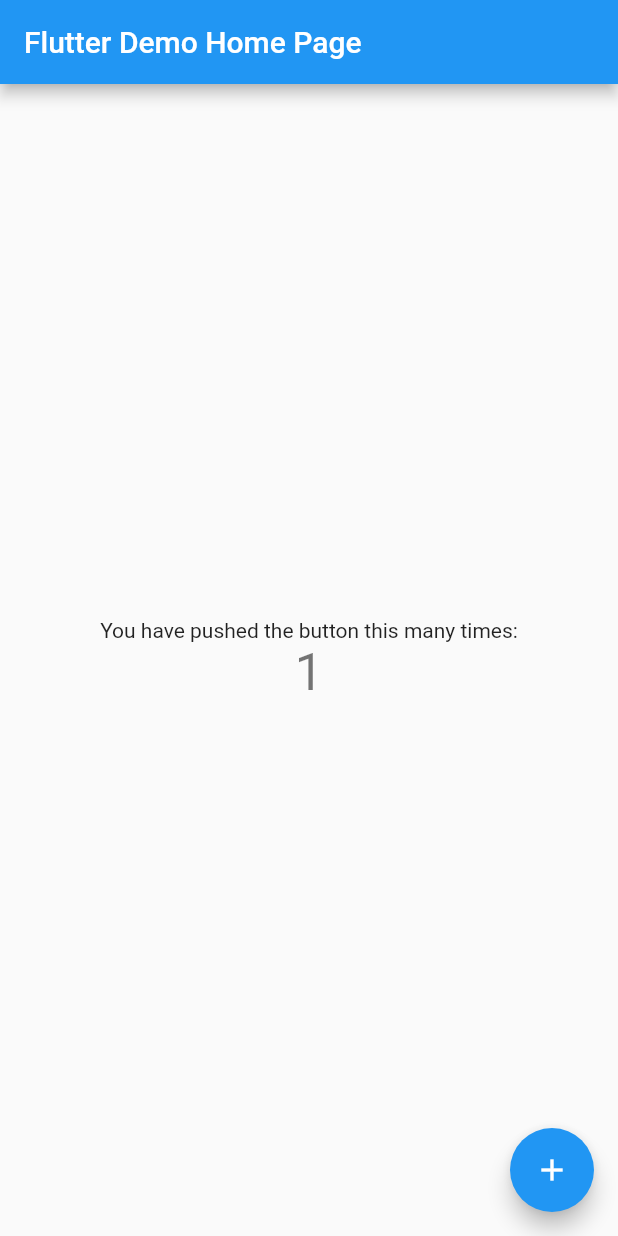
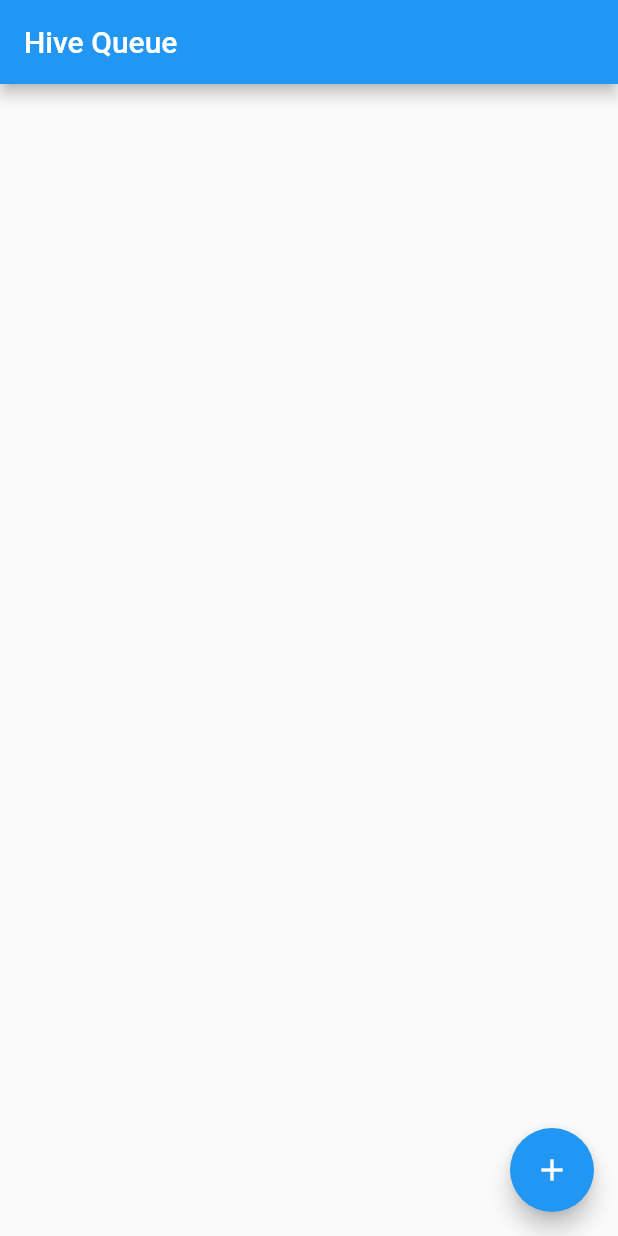
Before and after one commit to ProjectAJ14/flutter_hive_queue, a Flutter app: the screen it shows after launch, after a tap on the "add" icon, on a phone screen of 412 x 824 dp. Run offline on Flutter 3.47's test engine with Material 2 defaults, Android fonts, the phone set to English and light mode, and no system bars; our stand-ins replace hive, hive_flutter, image_picker; missing offline and left inert: filesize; accounts and stored records are empty.

Commit message:
Hive Queue - Added hive Object CRUD

```diff
--- a/lib/main.dart
+++ b/lib/main.dart
@@ -1,115 +1,137 @@
+import 'dart:io';
+
+import 'package:filesize/filesize.dart';
 import 'package:flutter/material.dart';
+import 'package:hive_flutter/hive_flutter.dart';
+import 'package:image_picker/image_picker.dart';
+import 'package:path/path.dart' as package_path;
+import 'package:path_provider/path_provider.dart';
 
-void main() {
+import 'models/queue_object.dart';
+
+void main() async {
+  await Hive.initFlutter();
+  Hive.registerAdapter(QueueObjectAdapter());
+
   runApp(const MyApp());
 }
 
 class MyApp extends StatelessWidget {
   const MyApp({Key? key}) : super(key: key);
 
-  // This widget is the root of your application.
   @override
   Widget build(BuildContext context) {
     return MaterialApp(
       title: 'Flutter Demo',
       theme: ThemeData(
-        // This is the theme of your application.
-        //
-        // Try running your application with "flutter run". You'll see the
-        // application has a blue toolbar. Then, without quitting the app, try
-        // changing the primarySwatch below to Colors.green and then invoke
-        // "hot reload" (press "r" in the console where you ran "flutter run",
-        // or simply save your changes to "hot reload" in a Flutter IDE).
-        // Notice that the counter didn't reset back to zero; the application
-        // is not restarted.
         primarySwatch: Colors.blue,
       ),
-      home: const MyHomePage(title: 'Flutter Demo Home Page'),
+      home: const MyHomePage(),
     );
   }
 }
 
 class MyHomePage extends StatefulWidget {
-  const MyHomePage({Key? key, required this.title}) : super(key: key);
-
-  // This widget is the home page of your application. It is stateful, meaning
-  // that it has a State object (defined below) that contains fields that affect
-  // how it looks.
-
-  // This class is the configuration for the state. It holds the values (in this
-  // case the title) provided by the parent (in this case the App widget) and
-  // used by the build method of the State. Fields in a Widget subclass are
-  // always marked "final".
-
-  final String title;
+  const MyHomePage({Key? key}) : super(key: key);
 
   @override
   State<MyHomePage> createState() => _MyHomePageState();
 }
 
 class _MyHomePageState extends State<MyHomePage> {
-  int _counter = 0;
+  @override
+  Widget build(BuildContext context) {
+    return Scaffold(
+      appBar: AppBar(
+        title: const Text('Hive Queue'),
+      ),
+      body: FutureBuilder<Box<QueueObject>>(
+        future: Hive.openBox<QueueObject>('QueueObject'),
+        builder: (context, snapshot) {
+          if (snapshot.hasData && snapshot.data != null) {
+            return ValueListenableBuilder(
+              valueListenable: snapshot.data!.listenable(),
+              builder: (BuildContext context, box, Widget? child) {
+                if (box is Box<QueueObject>) {
+                  final List<QueueObject> queue = box.values.toList();
 
-  void _incrementCounter() {
-    setState(() {
-      // This call to setState tells the Flutter framework that something has
-      // changed in this State, which causes it to rerun the build method below
-      // so that the display can reflect the updated values. If we changed
-      // _counter without calling setState(), then the build method would not be
-      // called again, and so nothing would appear to happen.
-      _counter++;
-    });
+                  return ListView.builder(
+                    itemCount: queue.length,
+                    itemBuilder: (BuildContext context, int index) {
+                      final QueueObject queueObject = queue.elementAt(index);
+
+                      final subtitle = 'Status : ${queueObject.statusText}'
+                          '\nMessage : ${queueObject.message}'
+                          '\nSize : ${filesize(queueObject.size)}';
+
+                      return ListTile(
+                        leading: Image.file(File(queueObject.path)),
+                        title: Text(queueObject.name),
+                        subtitle: Text(subtitle),
+                        onTap: () async {
+                          //delete the object
+                          await box.deleteAt(index);
+                        },
+                        onLongPress: () async {
+                          //update the object
+                          final QueueObject queueObject =
+                              queue.elementAt(index);
+
+                          queueObject.status = 2;
+                          box.put(queueObject.id, queueObject);
+                        },
+                      );
+                    },
+                  );
+                }
+
+                return const Center(
+                  child: CircularProgressIndicator(),
+                );
+              },
+            );
+          }
+          return const Center(child: CircularProgressIndicator());
+        },
+      ),
+      floatingActionButton: FloatingActionButton(
+        child: const Icon(Icons.add),
+        onPressed: () async {
+          final ImagePicker _picker = ImagePicker();
+
+          final XFile? _file = await _picker.pickImage(
+            source: ImageSource.gallery,
+            imageQuality: 50,
+          );
+          // Save the image to phone storage.
+          if (_file != null) {
+            final path = await copyFileToLocal(File(_file.path));
+            String basename = package_path.basename(_file.path);
+
+            final box = await Hive.openBox<QueueObject>('QueueObject');
+            QueueObject queueObject = QueueObject();
+            queueObject.id = '${box.values.length + 1}';
+            queueObject.name = basename;
+            queueObject.message =
+                'This is a message for file ${queueObject.id}';
+            queueObject.status = 0;
+            queueObject.size = await _file.length();
+            queueObject.path = path;
+            queueObject.type = 'image';
+            box.put(queueObject.id, queueObject);
+          }
+        },
+      ),
+    );
   }
 
-  @override
-  Widget build(BuildContext context) {
-    // This method is rerun every time setState is called, for instance as done
-    // by the _incrementCounter method above.
-    //
-    // The Flutter framework has been optimized to make rerunning build methods
-    // fast, so that you can just rebuild anything that needs updating rather
-    // than having to individually change instances of widgets.
-    return Scaffold(
-      appBar: AppBar(
-        // Here we take the value from the MyHomePage object that was created by
-        // the App.build method, and use it to set our appbar title.
-        title: Text(widget.title),
-      ),
-      body: Center(
-        // Center is a layout widget. It takes a single child and positions it
-        // in the middle of the parent.
-        child: Column(
-          // Column is also a layout widget. It takes a list of children and
-          // arranges them vertically. By default, it sizes itself to fit its
-          // children horizontally, and tries to be as tall as its parent.
-          //
-          // Invoke "debug painting" (press "p" in the console, choose the
-          // "Toggle Debug Paint" action from the Flutter Inspector in Android
-          // Studio, or the "Toggle Debug Paint" command in Visual Studio Code)
-          // to see the wireframe for each widget.
-          //
-          // Column has various properties to control how it sizes itself and
-          // how it positions its children. Here we use mainAxisAlignment to
-          // center the children vertically; the main axis here is the vertical
-          // axis because Columns are vertical (the cross axis would be
-          // horizontal).
-          mainAxisAlignment: MainAxisAlignment.center,
-          children: <Widget>[
-            const Text(
-              'You have pushed the button this many times:',
-            ),
-            Text(
-              '$_counter',
-              style: Theme.of(context).textTheme.headline4,
-            ),
-          ],
-        ),
-      ),
-      floatingActionButton: FloatingActionButton(
-        onPressed: _incrementCounter,
-        tooltip: 'Increment',
-        child: const Icon(Icons.add),
-      ), // This trailing comma makes auto-formatting nicer for build methods.
-    );
+  Future<String> copyFileToLocal(File file) async {
+    debugPrint('FileService.copyFileToLocal[${file.path}]');
+    Directory appDocDir = await getApplicationDocumentsDirectory();
+    final directory = appDocDir.path;
+    final tempFile = File('$directory/${file.path.split('/').last}');
+    await tempFile.writeAsBytes(await file.readAsBytes());
+    debugPrint('copyFileToLocal.copied[${tempFile.path}]');
+    return tempFile.path;
   }
 }
--- /dev/null
+++ b/lib/models/queue_object.dart
@@ -0,0 +1,65 @@
+import 'package:hive/hive.dart';
+
+part 'queue_object.g.dart';
+
+@HiveType(typeId: 1)
+class QueueObject {
+  QueueObject() {
+    id = '';
+    path = '';
+    name = '';
+    type = '';
+    message = '';
+    size = 0.0;
+    status = 0.0;
+  }
+
+  @HiveField(0, defaultValue: '')
+  late String id;
+
+  @HiveField(1, defaultValue: '')
+  late String path; // local path to the file
+
+  @HiveField(2, defaultValue: '')
+  late String name; // name of the file
+
+  @HiveField(3, defaultValue: '')
+  late String type; // type of the file image/video
+
+  @HiveField(4, defaultValue: '')
+  late String message;
+
+  @HiveField(5, defaultValue: 0.0)
+  late num size; // size of the file in bytes
+
+  // status of the file 0: not started, 1: in progress, 2: finished, 3: failed
+  @HiveField(6, defaultValue: 0.0)
+  late num status;
+
+  String get statusText {
+    switch (status) {
+      case 0:
+        return 'Not started';
+      case 1:
+        return 'In progress';
+      case 2:
+        return 'Finished';
+      case 3:
+        return 'Failed';
+      default:
+        return 'Unknown';
+    }
+  }
+
+  Map<String, dynamic> toMap() {
+    return {
+      'id': id,
+      'path': path,
+      'name': name,
+      'type': type,
+      'message': message,
+      'size': size,
+      'status': status,
+    };
+  }
+}
```
Also changed, not shown: pubspec.yaml (+8 -1 lines), lib/models/queue_object.g.dart (added), pubspec.lock, 3 other files.
